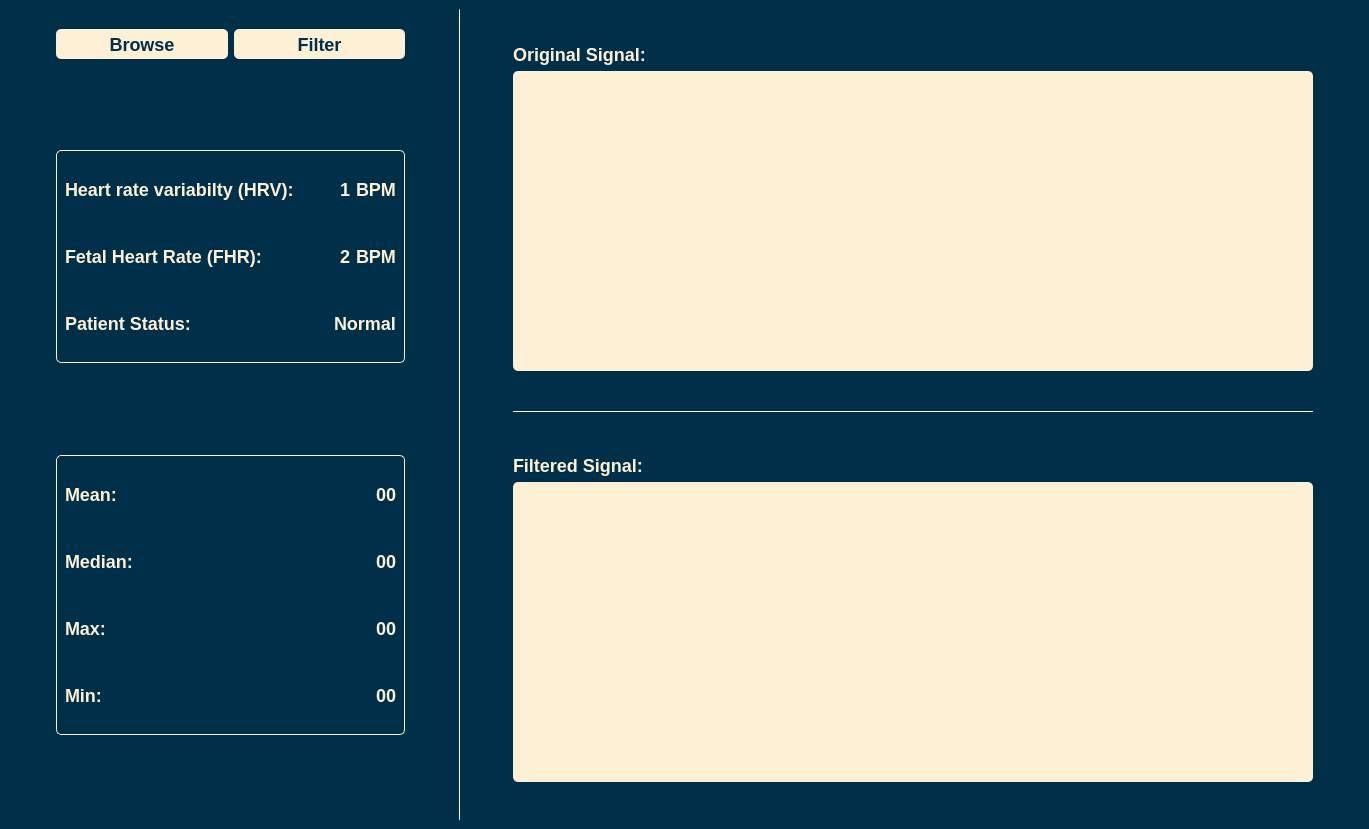
abdelrahman-alaa-10/CTG_Heart_Failure_Detection, file main.ui: the form before one commit.
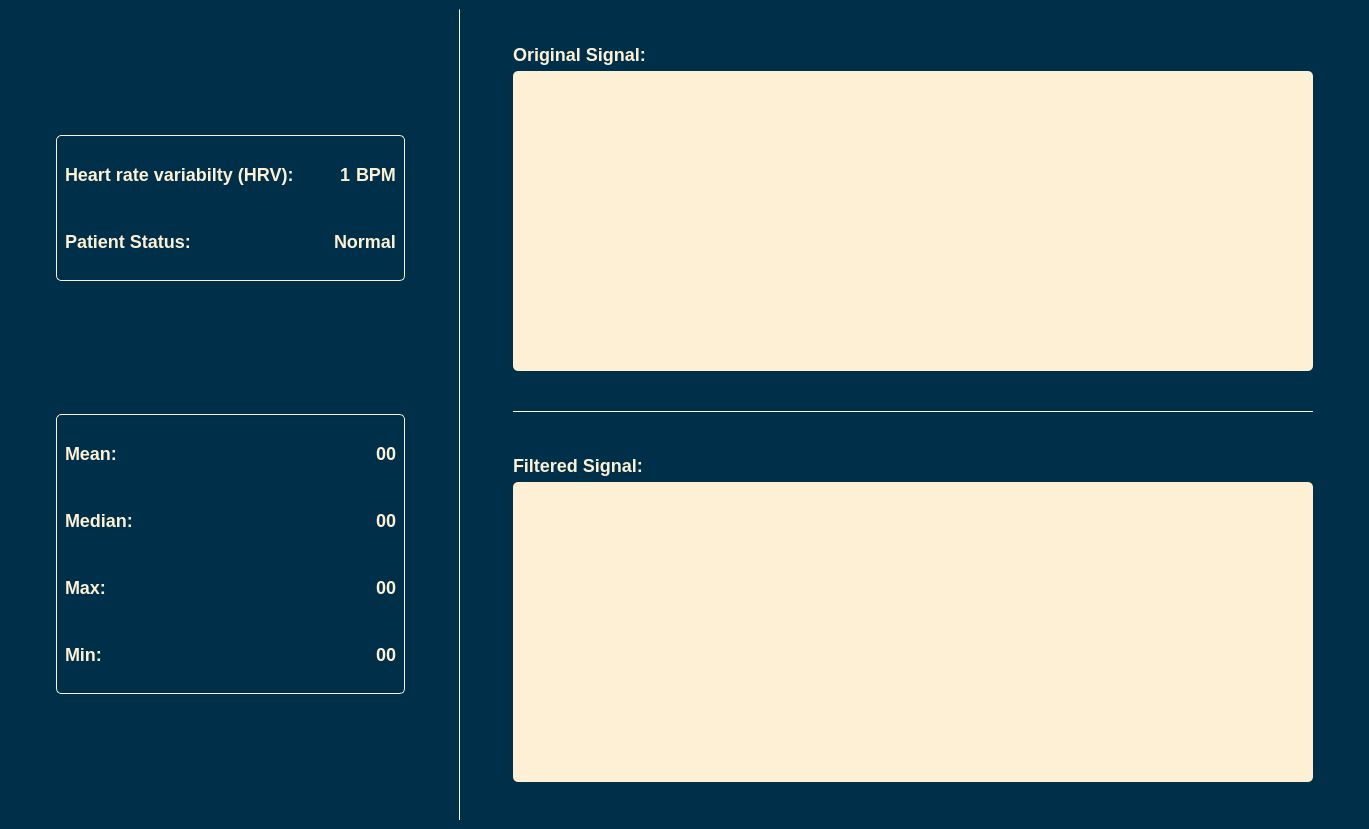
The form after the commit.

```diff
--- a/main.ui
+++ b/main.ui
@@ -34,76 +34,7 @@
     <item>
      <layout class="QVBoxLayout" name="verticalLayout_2">
       <item>
-       <spacer name="verticalSpacer_3">
-        <property name="orientation">
-         <enum>Qt::Vertical</enum>
-        </property>
-        <property name="sizeType">
-         <enum>QSizePolicy::Fixed</enum>
-        </property>
-        <property name="sizeHint" stdset="0">
-         <size>
-          <width>20</width>
-          <height>20</height>
-         </size>
-        </property>
-       </spacer>
-      </item>
-      <item>
-       <layout class="QHBoxLayout" name="horizontalLayout_2">
-        <item>
-         <widget class="QPushButton" name="browse_button">
-          <property name="minimumSize">
-           <size>
-            <width>0</width>
-            <height>30</height>
-           </size>
-          </property>
-          <property name="maximumSize">
-           <size>
-            <width>200</width>
-            <height>16777215</height>
-           </size>
-          </property>
-          <property name="styleSheet">
-           <string notr="true">background-color:#fdf0d5;
-border-radius: 5px;
-color:#003049;
-font-size: 18px;
-font-weight: bold;</string>
-          </property>
-          <property name="text">
-           <string>Browse</string>
-          </property>
-         </widget>
-        </item>
-        <item>
-         <widget class="QPushButton" name="filter_button">
-          <property name="minimumSize">
-           <size>
-            <width>0</width>
-            <height>30</height>
-           </size>
-          </property>
-          <property name="maximumSize">
-           <size>
-            <width>200</width>
-            <height>16777215</height>
-           </size>
-          </property>
-          <property name="styleSheet">
-           <string notr="true">background-color:#fdf0d5;
-border-radius: 5px;
-color:#003049;
-font-size: 18px;
-font-weight: bold;</string>
-          </property>
-          <property name="text">
-           <string>Filter</string>
-          </property>
-         </widget>
-        </item>
-       </layout>
+       <layout class="QHBoxLayout" name="horizontalLayout_2"/>
       </item>
       <item>
        <spacer name="verticalSpacer_2">
@@ -211,93 +142,6 @@
            </item>
           </layout>
          </item>
-         <item>
-          <layout class="QHBoxLayout" name="horizontalLayout_4">
-           <property name="topMargin">
-            <number>20</number>
-           </property>
-           <property name="bottomMargin">
-            <number>20</number>
-           </property>
-           <item>
-            <widget class="QLabel" name="label_3">
-             <property name="minimumSize">
-              <size>
-               <width>0</width>
-               <height>0</height>
-              </size>
-             </property>
-             <property name="maximumSize">
-              <size>
-               <width>300</width>
-               <height>16777215</height>
-              </size>
-             </property>
-             <property name="styleSheet">
-              <string notr="true">
-border:none;
-color:#fdf0d5;
-font-size: 18px;
-font-weight: bold;</string>
-             </property>
-             <property name="text">
-              <string>Fetal Heart Rate (FHR):</string>
-             </property>
-            </widget>
-           </item>
-           <item>
-            <spacer name="horizontalSpacer_5">
-             <property name="orientation">
-              <enum>Qt::Horizontal</enum>
-             </property>
-             <property name="sizeHint" stdset="0">
-              <size>
-               <width>40</width>
-               <height>20</height>
-              </size>
-             </property>
-            </spacer>
-           </item>
-           <item>
-            <widget class="QLabel" name="fhr_label">
-             <property name="maximumSize">
-              <size>
-               <width>20</width>
-               <height>16777215</height>
-              </size>
-             </property>
-             <property name="styleSheet">
-              <string notr="true">color:#fdf0d5;
-font-size: 18px;
-font-weight: bold;
-border:none;</string>
-             </property>
-             <property name="text">
-              <string>2</string>
-             </property>
-            </widget>
-           </item>
-           <item>
-            <widget class="QLabel" name="label_6">
-             <property name="maximumSize">
-              <size>
-               <width>50</width>
-               <height>16777215</height>
-              </size>
-             </property>
-             <property name="styleSheet">
-              <string notr="true">color:#fdf0d5;
-font-size: 18px;
-font-weight: bold;
-border:none;</string>
-             </property>
-             <property name="text">
-              <string>BPM</string>
-             </property>
-            </widget>
-           </item>
-          </layout>
-         </item>
          <item>
           <layout class="QHBoxLayout" name="horizontalLayout_6">
            <property name="topMargin">
```
